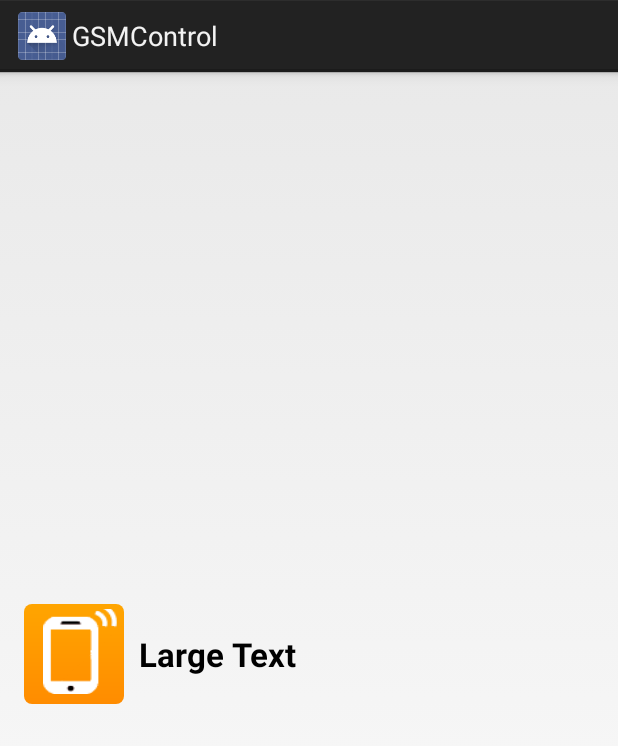
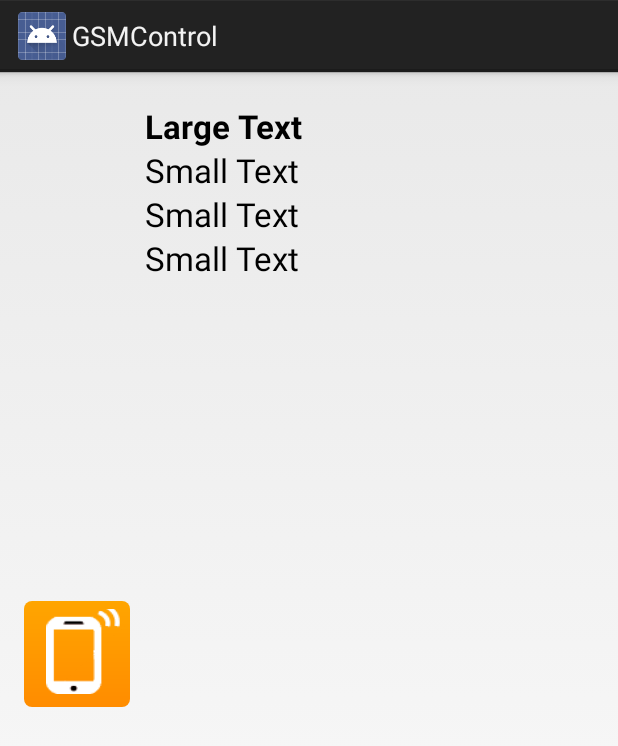
Before and after one commit to DesarrolloAlgarsys/GSMControl, an Android app: the layout distribucion_personalizada.xml on its own in the app's theme, with its tools: preview values and no code run, on a phone screen of 412 x 824 dp. Shown: the top 746 px of the screen. Run offline under Robolectric (Android 15) with nearby library versions, the phone set to English and light mode, and no system bars.

```diff
--- a/app/src/main/java/gsmcontrol/ConsultaBBDD.java
+++ b/app/src/main/java/gsmcontrol/ConsultaBBDD.java
@@ -72,6 +72,7 @@ public class ConsultaBBDD extends AsyncTask<String, Integer, Integer> {
 					JSONArray ja2 = ja.getJSONArray(i);
 					// Creamos el recurso a partir del JSONArray de la posición iésima
 					Recurso recurso = new Recurso(ja2.getString(0), ja2.getString(1));
+					//Recurso recurso = new Recurso(ja2.getString(0), ja2.getString(1), ja2.getString(2), ja2.getString(3), ja2.getString(5));
 					// Añadimos el nuevo recurso al ArrayList de recursos
 					recursos.add(recurso);
 				} catch (JSONException e) {
--- a/app/src/main/res/layout/distribucion_personalizada.xml
+++ b/app/src/main/res/layout/distribucion_personalizada.xml
@@ -13,16 +13,44 @@
         android:layout_height="wrap_content"
         android:layout_gravity="center"
         android:background="@drawable/estilo_listview"
-        android:src="@drawable/icono_puertas" />
-
+        android:src="@drawable/icono_puertas"
+        android:paddingTop="2dp"
+        android:paddingBottom="2dp"
+        android:paddingLeft="2dp"
+        android:paddingRight="2dp"/>
+    <LinearLayout
+        android:layout_width="match_parent"
+        android:layout_height="match_parent"
+        android:orientation="vertical">
         <TextView
             android:id="@+id/tv_nombre"
             android:layout_width="wrap_content"
             android:layout_height="wrap_content"
-        android:layout_gravity="center"
             android:text="Large Text"
             android:paddingLeft="10dp"
             android:textStyle="bold"
             android:textAppearance="?android:attr/textAppearanceLarge" />
 
+        <TextView
+            android:id="@+id/tv_horario"
+            android:layout_width="wrap_content"
+            android:layout_height="wrap_content"
+            android:text="Small Text"
+            android:paddingLeft="10dp"
+            android:textAppearance="?android:attr/textAppearanceLarge" />
+        <TextView
+            android:id="@+id/tv_dias"
+            android:layout_width="wrap_content"
+            android:layout_height="wrap_content"
+            android:text="Small Text"
+            android:paddingLeft="10dp"
+            android:textAppearance="?android:attr/textAppearanceLarge" />
+        <TextView
+            android:id="@+id/tv_fechas"
+            android:layout_width="wrap_content"
+            android:layout_height="wrap_content"
+            android:text="Small Text"
+            android:paddingLeft="10dp"
+            android:textAppearance="?android:attr/textAppearanceLarge" />
     </LinearLayout>
+</LinearLayout>
--- a/app/src/main/res/menu/historial.xml
+++ b/app/src/main/res/menu/historial.xml
@@ -2,6 +2,11 @@
     xmlns:tools="http://schemas.android.com/tools"
     tools:context="com.example.gsmcontrol.Historial" >
 
+    <item
+        android:id="@+id/cambio_numero"
+        android:orderInCategory="100"
+        android:showAsAction="never"
+        android:title="@string/cambio_numero"/>
     <item
         android:id="@+id/admin"
         android:orderInCategory="100"
--- a/app/src/main/res/menu/informacion.xml
+++ b/app/src/main/res/menu/informacion.xml
@@ -2,6 +2,11 @@
     xmlns:tools="http://schemas.android.com/tools"
     tools:context="com.example.gsmcontrol.Informacion" >
 
+    <item
+        android:id="@+id/cambio_numero"
+        android:orderInCategory="100"
+        android:showAsAction="never"
+        android:title="@string/cambio_numero"/>
     <item
         android:id="@+id/admin"
         android:orderInCategory="100"
--- a/app/src/main/res/menu/web.xml
+++ b/app/src/main/res/menu/web.xml
@@ -2,6 +2,11 @@
     xmlns:tools="http://schemas.android.com/tools"
     tools:context="com.example.gsmcontrol.WebActivity" >
 
+    <item
+        android:id="@+id/cambio_numero"
+        android:orderInCategory="100"
+        android:showAsAction="never"
+        android:title="@string/cambio_numero"/>
     <item
         android:id="@+id/history"
         android:orderInCategory="100"
--- a/app/src/main/res/values/strings.xml
+++ b/app/src/main/res/values/strings.xml
@@ -28,8 +28,6 @@
     <string name="data_ok">Datos cargados correctamente</string>
     <string name="resources">Recursos de</string>
     <string name="no_resource">Ningún recurso asociado al número</string>
-    <string name="make_call">Realizar llamada</string>
-    <string name="call_confirmation">Llamar a </string>
     <string name="yes">Sí</string>
     <string name="no">No</string>
     <string name="ask_number">Introduzca su número de teléfono</string>
@@ -48,5 +46,6 @@
     <string name="info">Información</string>
     <string name="admin">Admin</string>
     <string name="history">Historial</string>
+    <string name="change_number">¿Quieres cambiar el número de teléfono?</string>
 
 </resources>
```
Also changed, not shown: app/src/main/java/gsmcontrol/AdapterPersonalizado.java (+18 -1 lines), app/src/main/java/gsmcontrol/Historial.java (+24 -0 lines), app/src/main/java/gsmcontrol/Informacion.java (+23 -3 lines), app/src/main/java/gsmcontrol/MainActivity.java (+23 -10 lines), app/src/main/java/gsmcontrol/Recurso.java (+39 -1 lines), app/src/main/java/gsmcontrol/WebActivity.java (+24 -0 lines), 8 other files. Lines whose indentation alone changed are shown as unchanged.
